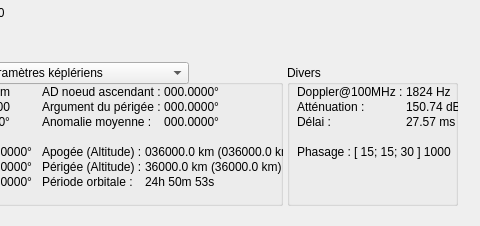
First picture: the form in src/interface/onglets/osculateurs/osculateurs.ui, repository mconsidine/previsat_archive, before the edit; both pictures show x 312 to 792 and y 0 to 226 of the 792 by 226 pixel window.
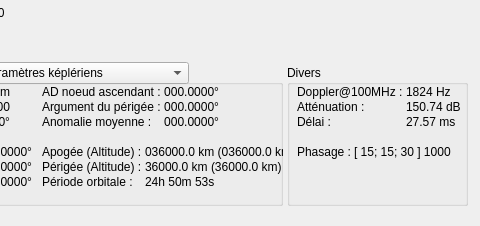
Second picture: the form after the edit.

Commit message: Redimensionnement de certains labels

Diff of the .ui file:
```diff
--- a/src/interface/onglets/osculateurs/osculateurs.ui
+++ b/src/interface/onglets/osculateurs/osculateurs.ui
@@ -1531,7 +1531,7 @@
     <rect>
      <x>599</x>
      <y>65</y>
-     <width>171</width>
+     <width>181</width>
      <height>141</height>
     </rect>
    </property>
@@ -1543,7 +1543,7 @@
      <rect>
       <x>10</x>
       <y>20</y>
-      <width>161</width>
+      <width>171</width>
       <height>52</height>
      </rect>
     </property>
```
Left out of the diff: 138 changed lines with no effect on the pictures. The commit also changes 6 other files.
